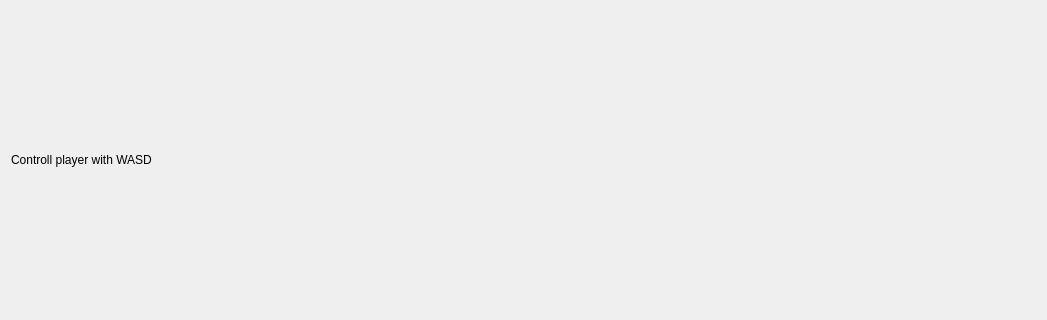
Before: the Qt Designer form mainwindow.ui in AnetteRana/VisSim, drawn with Qt 5; both pictures show x 0 to 1047 and y 241 to 561 of the 1047 by 788 pixel window.
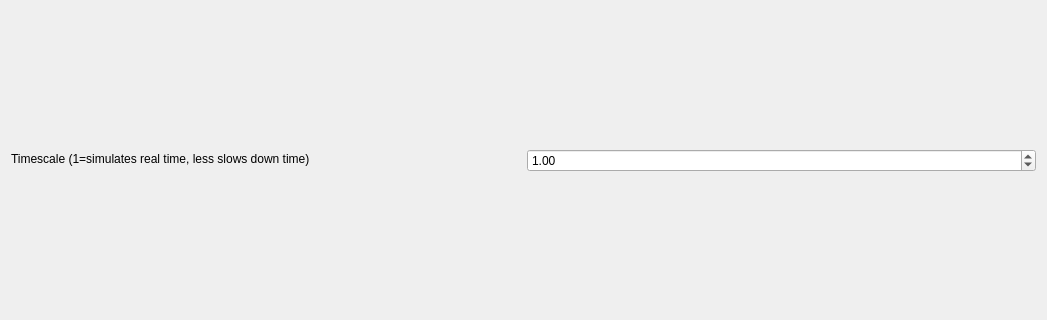
After: the same form once the commit is applied.

Patch:
```diff
--- a/mainwindow.ui
+++ b/mainwindow.ui
@@ -16,6 +16,8 @@
   <widget class="QWidget" name="centralWidget">
    <layout class="QVBoxLayout" name="verticalLayout">
     <item>
+     <layout class="QHBoxLayout" name="horizontalLayout">
+      <item>
      <widget class="QLabel" name="label">
       <property name="enabled">
        <bool>true</bool>
@@ -27,7 +29,7 @@
        </size>
       </property>
       <property name="text">
-       <string>Controll player with WASD</string>
+         <string>Timescale (1=simulates real time, less slows down time)</string>
       </property>
       <property name="textFormat">
        <enum>Qt::AutoText</enum>
@@ -44,6 +46,18 @@
      </widget>
     </item>
     <item>
+       <widget class="QDoubleSpinBox" name="timescale">
+        <property name="minimum">
+         <double>0.010000000000000</double>
+        </property>
+        <property name="value">
+         <double>1.000000000000000</double>
+        </property>
+       </widget>
+      </item>
+     </layout>
+    </item>
+    <item>
      <layout class="QVBoxLayout" name="OpenGLLayout"/>
     </item>
    </layout>
```
Left out of the diff: 4 changed lines with no effect on the pictures. Lines whose indentation alone changed are shown as unchanged.
